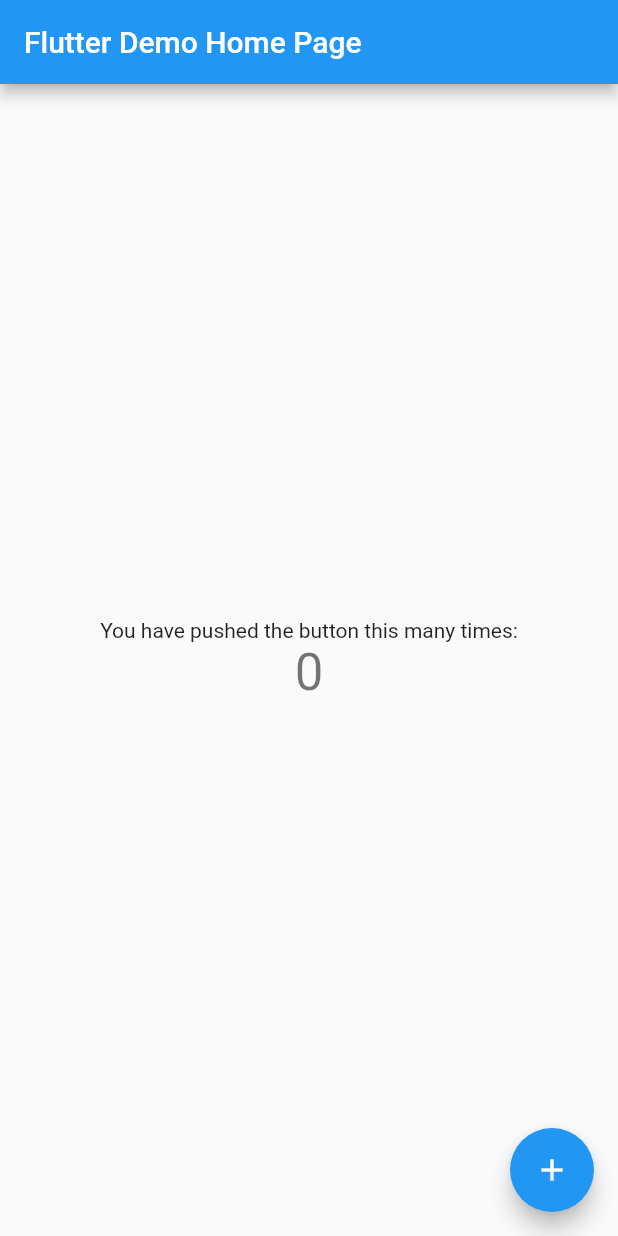
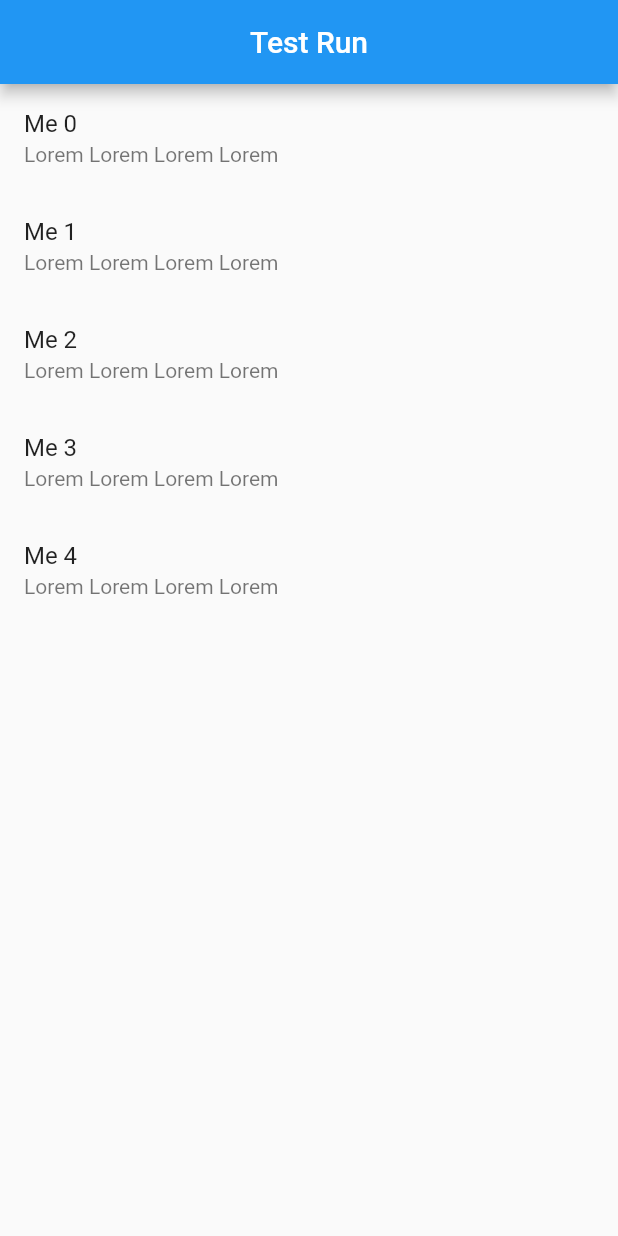
Before and after one commit to joshua-amalitech/flutter_practice, a Flutter app: the screen it shows after launch, on a phone screen of 412 x 824 dp. Run offline on Flutter 3.47's test engine with Material 2 defaults, Android fonts, the phone set to English and light mode, and no system bars; our stand-ins replace go_router.

Commit message:
Initial Setup Completed

```diff
--- /dev/null
+++ b/lib/controllers/app_controller.dart
@@ -0,0 +1,26 @@
+
+
+import '../imports.dart';
+
+class AppController extends ChangeNotifier {
+
+final GoRouter router = GoRouter(
+  routes: <RouteBase>[
+    GoRoute(
+      path: '/',
+      builder: (BuildContext context, GoRouterState state) {
+        return const HomeView();
+      },
+      // routes: <RouteBase>[
+      //   GoRoute(
+      //     path: 'details',
+      //     builder: (BuildContext context, GoRouterState state) {
+      //       return const DetailsScreen();
+      //     },
+      //   ),
+      // ],
+    ),
+  ],
+);
+
+}
--- a/lib/controllers/controllers.dart
+++ b/lib/controllers/controllers.dart
@@ -0,0 +1,2 @@
+
+export 'app_controller.dart';
--- a/lib/imports.dart
+++ b/lib/imports.dart
@@ -1,8 +1,9 @@
 export 'package:flutter/material.dart';
 
+export 'package:go_router/go_router.dart';
+export "package:provider/provider.dart";
 
-
-
+//
 export 'utilities/utilities.dart';
 
 export 'models/models.dart';
--- a/lib/main.dart
+++ b/lib/main.dart
@@ -1,115 +1,23 @@
-import 'package:flutter/material.dart';
+import './imports.dart';
 
 void main() {
-  runApp(const MyApp());
+  runApp(const FlutterPractice());
 }
 
-class MyApp extends StatelessWidget {
-  const MyApp({super.key});
+class FlutterPractice extends StatelessWidget {
+  const FlutterPractice({super.key});
 
-  // This widget is the root of your application.
   @override
   Widget build(BuildContext context) {
-    return MaterialApp(
-      title: 'Flutter Demo',
-      theme: ThemeData(
-        // This is the theme of your application.
-        //
-        // Try running your application with "flutter run". You'll see the
-        // application has a blue toolbar. Then, without quitting the app, try
-        // changing the primarySwatch below to Colors.green and then invoke
-        // "hot reload" (press "r" in the console where you ran "flutter run",
-        // or simply save your changes to "hot reload" in a Flutter IDE).
-        // Notice that the counter didn't reset back to zero; the application
-        // is not restarted.
-        primarySwatch: Colors.blue,
-      ),
-      home: const MyHomePage(title: 'Flutter Demo Home Page'),
+    return MultiProvider(
+      providers: [
+        ChangeNotifierProvider(create: (_) => AppController()),
+      ],
+      builder: (context, child) {
+        return MaterialApp.router(
+          routerConfig: context.read<AppController>().router,
+        );
+      }
     );
   }
 }
-
-class MyHomePage extends StatefulWidget {
-  const MyHomePage({super.key, required this.title});
-
-  // This widget is the home page of your application. It is stateful, meaning
-  // that it has a State object (defined below) that contains fields that affect
-  // how it looks.
-
-  // This class is the configuration for the state. It holds the values (in this
-  // case the title) provided by the parent (in this case the App widget) and
-  // used by the build method of the State. Fields in a Widget subclass are
-  // always marked "final".
-
-  final String title;
-
-  @override
-  State<MyHomePage> createState() => _MyHomePageState();
-}
-
-class _MyHomePageState extends State<MyHomePage> {
-  int _counter = 0;
-
-  void _incrementCounter() {
-    setState(() {
-      // This call to setState tells the Flutter framework that something has
-      // changed in this State, which causes it to rerun the build method below
-      // so that the display can reflect the updated values. If we changed
-      // _counter without calling setState(), then the build method would not be
-      // called again, and so nothing would appear to happen.
-      _counter++;
-    });
-  }
-
-  @override
-  Widget build(BuildContext context) {
-    // This method is rerun every time setState is called, for instance as done
-    // by the _incrementCounter method above.
-    //
-    // The Flutter framework has been optimized to make rerunning build methods
-    // fast, so that you can just rebuild anything that needs updating rather
-    // than having to individually change instances of widgets.
-    return Scaffold(
-      appBar: AppBar(
-        // Here we take the value from the MyHomePage object that was created by
-        // the App.build method, and use it to set our appbar title.
-        title: Text(widget.title),
-      ),
-      body: Center(
-        // Center is a layout widget. It takes a single child and positions it
-        // in the middle of the parent.
-        child: Column(
-          // Column is also a layout widget. It takes a list of children and
-          // arranges them vertically. By default, it sizes itself to fit its
-          // children horizontally, and tries to be as tall as its parent.
-          //
-          // Invoke "debug painting" (press "p" in the console, choose the
-          // "Toggle Debug Paint" action from the Flutter Inspector in Android
-          // Studio, or the "Toggle Debug Paint" command in Visual Studio Code)
-          // to see the wireframe for each widget.
-          //
-          // Column has various properties to control how it sizes itself and
-          // how it positions its children. Here we use mainAxisAlignment to
-          // center the children vertically; the main axis here is the vertical
-          // axis because Columns are vertical (the cross axis would be
-          // horizontal).
-          mainAxisAlignment: MainAxisAlignment.center,
-          children: <Widget>[
-            const Text(
-              'You have pushed the button this many times:',
-            ),
-            Text(
-              '$_counter',
-              style: Theme.of(context).textTheme.headline4,
-            ),
-          ],
-        ),
-      ),
-      floatingActionButton: FloatingActionButton(
-        onPressed: _incrementCounter,
-        tooltip: 'Increment',
-        child: const Icon(Icons.add),
-      ), // This trailing comma makes auto-formatting nicer for build methods.
-    );
-  }
-}
--- /dev/null
+++ b/lib/views/home_view.dart
@@ -0,0 +1,24 @@
+import '../imports.dart';
+
+class HomeView extends StatelessWidget {
+  const HomeView({super.key});
+
+  @override
+  Widget build(BuildContext context) {
+    return Scaffold(
+      appBar: AppBar(
+        title: const Text("Test Run"),
+        centerTitle: true,
+      ),
+      body: ListView.builder(
+        itemCount: 5,
+        itemBuilder: (context, index) {
+          return ListTile(
+            title: Text("Me $index"),
+            subtitle: const Text("Lorem Lorem Lorem Lorem"),
+          );
+        },
+      ),
+    );
+  }
+}
--- a/lib/views/views.dart
+++ b/lib/views/views.dart
@@ -0,0 +1,3 @@
+
+
+export 'home_view.dart';
--- a/pubspec.yaml
+++ b/pubspec.yaml
@@ -42,6 +42,7 @@ dependencies:
   recase: ^4.1.0
   intl: ^0.18.0
   flutter_launcher_icons: ^0.11.0
+  go_router: ^6.0.2
 
 dev_dependencies:
   flutter_test:
```
Also changed, not shown: pubspec.lock, 1 other file.
